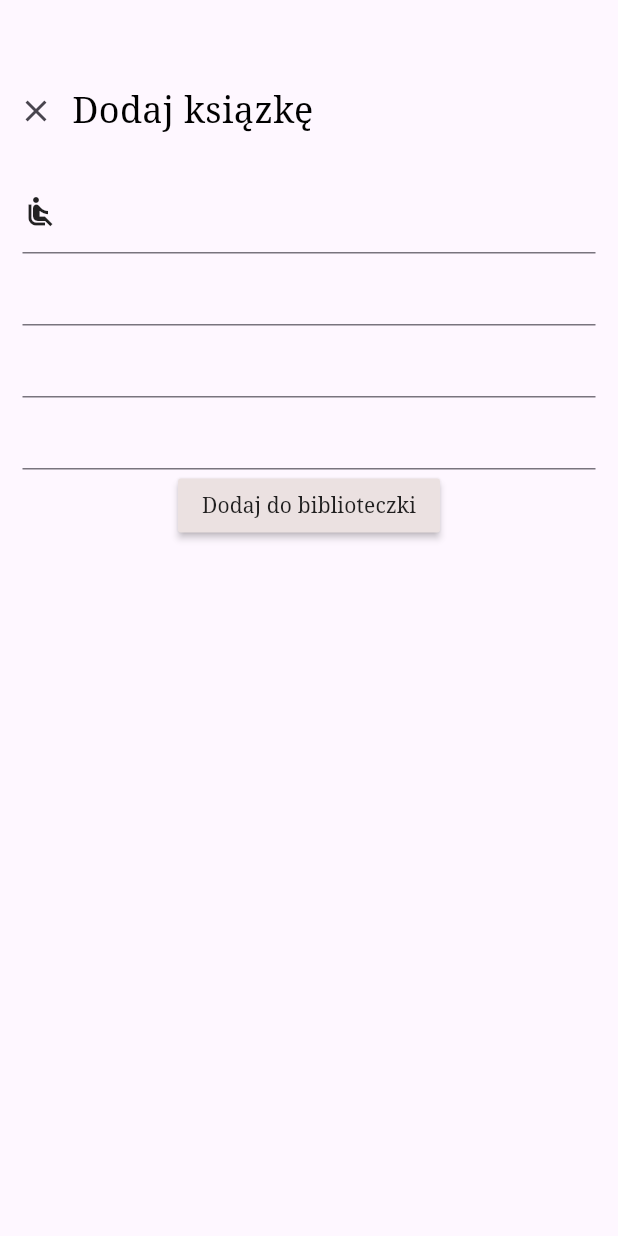
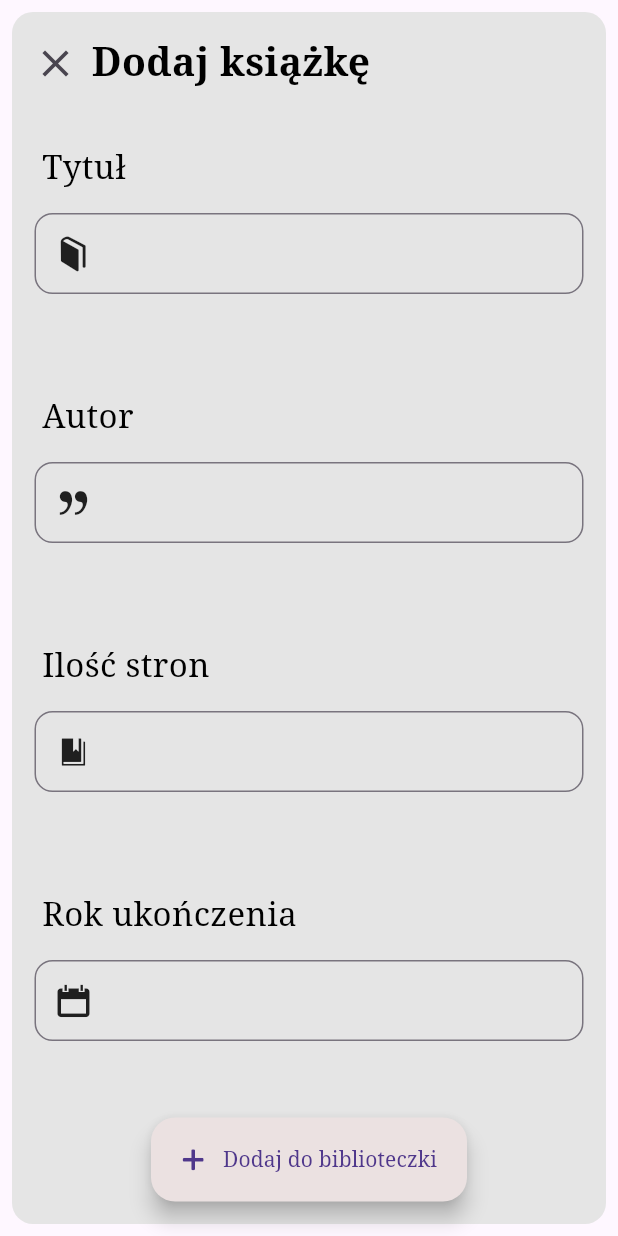
Before and after one commit to dsznycer/Biblioteczka, a Flutter app: the BookAdd widget shown alone on an empty page, opened directly, on a phone screen of 412 x 824 dp. Run offline on Flutter 3.47's test engine with Material 2 defaults, Android fonts, the phone set to English and light mode, and no system bars; our stand-ins replace bloc, cloud_firestore, firebase_auth, firebase_core, flutter_bloc, freezed_annotation and 2 more; accounts and stored records are empty; network calls fail.

```diff
--- a/lib/business_logic/cubit/book_cubit.dart
+++ b/lib/business_logic/cubit/book_cubit.dart
@@ -28,9 +28,7 @@ class BookCubit extends HydratedCubit<BookState> {
     List<BookApi> listOfBookApi = [];
 
     emit(state.copyWith(status: BookStatus.loadingData));
-
     listOfBookApi = await _bookRepository.getBestBooksYear('2022');
-
     emit(state.copyWith(
         status: BookStatus.withData, recomendedBooks: listOfBookApi));
   }
--- a/lib/data/APIs/HapiBooks_api.dart
+++ b/lib/data/APIs/hapi_books_api.dart
@@ -1,6 +1,3 @@
-import 'dart:io';
-import 'package:biblioteczka/data/models/book_model.dart';
-import 'package:cloud_firestore/cloud_firestore.dart';
 import 'package:http/http.dart' as http;
 
 class HapiBooksApi {
--- a/lib/data/Repositories/book_repository.dart
+++ b/lib/data/Repositories/book_repository.dart
@@ -1,4 +1,4 @@
-import 'package:biblioteczka/data/APIs/HapiBooks_api.dart';
+import 'package:biblioteczka/data/APIs/hapi_books_api.dart';
 import 'package:biblioteczka/data/models/book_model.dart';
 import 'dart:convert';
 
@@ -12,9 +12,13 @@ class BookRepository {
 
     final List lista = jsonDecode(rawData) as List;
 
+    print(lista);
+
     listOfBooks =
         lista.map((e) => BookApi.fromJson(e as Map<String, dynamic>)).toList();
 
     return listOfBooks;
   }
+
+  // Future<List<GoogleBook>> searchGoogleBooks(String title) async {}
 }
--- a/lib/data/models/book_model.dart
+++ b/lib/data/models/book_model.dart
@@ -20,10 +20,12 @@ class Book with _$Book {
 
 @freezed
 class BookApi with _$BookApi {
-  const factory BookApi(
-      {required String name,
-      required String category,
-      required String cover}) = _BookApi;
+  const factory BookApi({
+    required String book_Id,
+    required String name,
+    required String category,
+    required String cover,
+  }) = _BookApi;
 
   factory BookApi.fromJson(Map<String, dynamic> json) =>
       _$BookApiFromJson(json);
--- a/lib/main.dart
+++ b/lib/main.dart
@@ -1,9 +1,9 @@
 import 'package:biblioteczka/business_logic/cubit/book_cubit.dart';
 import 'package:biblioteczka/business_logic/cubit/settings_cubit.dart';
-import 'package:biblioteczka/data/APIs/HapiBooks_api.dart';
+import 'package:biblioteczka/data/APIs/google_books_api.dart';
+import 'package:biblioteczka/data/APIs/hapi_books_api.dart';
 import 'package:biblioteczka/data/Repositories/book_repository.dart';
 import 'package:biblioteczka/data/utils.dart';
-import 'package:biblioteczka/presentation/styles/app_colors.dart';
 import 'package:biblioteczka/presentation/widgets/navigation_bar.dart';
 import 'package:biblioteczka/router.dart';
 import 'package:flutter/material.dart';
@@ -25,6 +25,7 @@ void main() async {
     RepositoryProvider(create: (context) => Navig()),
     RepositoryProvider(create: (context) => AppRouter()),
     RepositoryProvider(create: (context) => BookRepository()),
+    RepositoryProvider(create: (context) => GoogleBooksApi())
   ], child: const Biblio()));
 }
 
--- a/lib/presentation/screens/bookshelf/bookshelf_addBook.dart
+++ b/lib/presentation/screens/bookshelf/bookshelf_addBook.dart
@@ -2,7 +2,9 @@ import 'package:biblioteczka/business_logic/cubit/book_cubit.dart';
 import 'package:biblioteczka/data/models/book_model.dart';
 import 'package:biblioteczka/data/utils.dart';
 import 'package:biblioteczka/presentation/styles/app_colors.dart';
+import 'package:biblioteczka/presentation/styles/app_icons.dart';
 import 'package:biblioteczka/presentation/styles/app_text_style.dart';
+import 'package:biblioteczka/presentation/widgets/textInput_library.dart';
 import 'package:flutter/material.dart';
 import 'package:flutter_bloc/flutter_bloc.dart';
 
@@ -17,50 +19,58 @@ class BookAdd extends StatelessWidget {
     String yearOfEnd = '0';
     int score = 3;
     List<String> notes = const [];
+
     return SafeArea(
+      child: Padding(
+        padding: const EdgeInsets.all(8.0),
         child: Material(
+          color: AppColors.kCol4,
+          borderRadius: BorderRadius.circular(14),
           child: Column(
             crossAxisAlignment: CrossAxisAlignment.stretch,
             children: [
-            SizedBox(
-              height: 50,
-            ),
+              const SizedBox(height: 10),
               Row(
                 children: [
+                  const SizedBox(width: 5),
                   IconButton(
                     onPressed: (() =>
                         Utils.biblioteczkaNavigator.currentState!.pop()),
-                    icon: const Icon(Icons.close)),
+                    icon: const Icon(Icons.close),
+                    iconSize: 30,
+                  ),
                   Text(
-                  'Dodaj ksiązkę',
+                    'Dodaj książkę',
                     style: AppTextStyles.H2,
                   ),
                 ],
               ),
-            Container(
+              Expanded(
+                child: Container(
                   padding: const EdgeInsets.all(15),
                   child: Column(
-                mainAxisAlignment: MainAxisAlignment.center,
+                    mainAxisAlignment: MainAxisAlignment.spaceBetween,
+                    mainAxisSize: MainAxisSize.max,
                     children: [
-                  TextField(
-                    decoration: InputDecoration(
+                      AppTextInput(
                           hintText: 'Tytuł',
-                        label:
-                            Icon(Icons.airline_seat_recline_normal_outlined)),
-                    onChanged: (value) => title = value,
-                  ),
-                  TextField(
-                    onChanged: (value) => author = value,
-                  ),
-                  TextField(
-                    keyboardType: TextInputType.number,
-                    onChanged: (value) => pages = value,
-                  ),
-                  TextField(
-                    onChanged: (value) => yearOfEnd = value,
-                  ),
-                  MaterialButton(
-                    color: AppColors.kCol3,
+                          iconData: BiblioteczkaIcons.bookIcon,
+                          labelValue: title),
+                      AppTextInput(
+                          hintText: 'Autor',
+                          iconData: BiblioteczkaIcons.quoteIcon,
+                          labelValue: author),
+                      AppTextInput(
+                          hintText: 'Ilość stron',
+                          iconData: BiblioteczkaIcons.pagesIcon,
+                          labelValue: pages),
+                      AppTextInput(
+                          hintText: 'Rok ukończenia',
+                          iconData: BiblioteczkaIcons.calendarIcon,
+                          labelValue: yearOfEnd),
+                      FloatingActionButton.extended(
+                        backgroundColor: AppColors.kCol3,
+                        focusColor: AppColors.kCol2,
                         onPressed: () {
                           context.read<BookCubit>().addNewBook(Book(
                                 author: author,
@@ -72,14 +82,17 @@ class BookAdd extends StatelessWidget {
                               ));
                           Utils.biblioteczkaNavigator.currentState!.pop();
                         },
-                    child: Text('Dodaj do biblioteczki'),
+                        label: Text('Dodaj do biblioteczki'),
+                        icon: Icon(BiblioteczkaIcons.addIcon),
                       )
                     ],
+                  ),
                 ),
               ),
             ],
           ),
         ),
+      ),
     );
   }
 }
--- a/lib/presentation/screens/bookshelf/bookshelf_viewBook.dart
+++ b/lib/presentation/screens/bookshelf/bookshelf_viewBook.dart
@@ -5,8 +5,6 @@ import 'package:biblioteczka/presentation/styles/app_colors.dart';
 import 'package:biblioteczka/presentation/styles/app_icons.dart';
 import 'package:biblioteczka/presentation/styles/app_text_style.dart';
 import 'package:flutter/material.dart';
-import 'package:flutter/src/widgets/framework.dart';
-import 'package:flutter/src/widgets/placeholder.dart';
 import 'package:flutter_bloc/flutter_bloc.dart';
 
 import '../../../data/models/book_model.dart';
--- a/lib/presentation/screens/home_screen.dart
+++ b/lib/presentation/screens/home_screen.dart
@@ -70,7 +70,7 @@ class HomeScreen extends StatelessWidget {
                               : Center(
                                   child: Container(
                                     width: 300,
-                                    height: 100,
+                                    height: 80,
                                     child: Text(
                                       'Tutaj pojawią się aktualnie czytana książka!',
                                       textAlign: TextAlign.center,
--- a/lib/presentation/styles/app_colors.dart
+++ b/lib/presentation/styles/app_colors.dart
@@ -4,5 +4,5 @@ class AppColors {
   static const Color kCol1 = Color(0xFF181313);
   static const Color kCol2 = Color(0xFFD45555);
   static const Color kCol3 = Color(0xFFEBE1E1);
-  static const Color kCol4 = Color(0xFFEBE1E1);
+  static const Color kCol4 = Color(0xFFE5E5E5);
 }
--- a/lib/presentation/styles/app_icons.dart
+++ b/lib/presentation/styles/app_icons.dart
@@ -46,4 +46,6 @@ class BiblioteczkaIcons {
 
   static const IconData bookIcon =
       IconData(0xe001, fontFamily: _biblioteczkafont);
+  static const IconData pagesIcon =
+      IconData(0xe002, fontFamily: _biblioteczkafont);
 }
--- a/lib/presentation/styles/app_text_style.dart
+++ b/lib/presentation/styles/app_text_style.dart
@@ -4,17 +4,18 @@ class AppTextStyles {
   static const TextStyle H1 = TextStyle(
     fontSize: 28,
     color: Colors.black,
-    fontWeight: FontWeight.w500,
+    fontWeight: FontWeight.w700,
   );
 
   static const TextStyle H2 = TextStyle(
-    fontSize: 24,
+    fontSize: 26,
     color: Colors.black,
+    fontWeight: FontWeight.w700,
   );
 
   static const TextStyle H3 = TextStyle(
     fontSize: 22,
-    fontWeight: FontWeight.w800,
+    fontWeight: FontWeight.w500,
     color: Colors.black,
   );
 
--- a/lib/presentation/widgets/book_widget.dart
+++ b/lib/presentation/widgets/book_widget.dart
@@ -1,6 +1,7 @@
 import 'package:biblioteczka/data/models/book_model.dart';
 import 'package:biblioteczka/presentation/styles/app_colors.dart';
 import 'package:biblioteczka/presentation/styles/app_shadows.dart';
+import 'package:biblioteczka/presentation/styles/app_text_style.dart';
 import 'package:flutter/material.dart';
 
 class BookWidget extends StatelessWidget {
@@ -39,7 +40,7 @@ class BookWidget extends StatelessWidget {
                   child: Column(
                     mainAxisAlignment: MainAxisAlignment.spaceAround,
                     children: [
-                      Text(book.title),
+                      Text(book.title, style: AppTextStyles.H2),
                       Row(
                         children: [
                           Text('Autor:'),
--- a/lib/presentation/widgets/small_book_widget.dart
+++ b/lib/presentation/widgets/small_book_widget.dart
@@ -11,7 +11,8 @@ class SmallBookWidget extends StatelessWidget {
       {this.bookAPi = const BookApi(
           name: 'title',
           category: 'author',
-          cover: 'https://ecsmedia.pl/c/bracia-karamazow-w-iext121646629.jpg'),
+          cover: 'https://ecsmedia.pl/c/bracia-karamazow-w-iext121646629.jpg',
+          bookId: '999'),
       super.key});
 
   final BookApi bookAPi;
--- /dev/null
+++ b/lib/presentation/widgets/textInput_library.dart
@@ -0,0 +1,47 @@
+import 'package:biblioteczka/presentation/styles/app_colors.dart';
+import 'package:biblioteczka/presentation/styles/app_text_style.dart';
+import 'package:flutter/material.dart';
+
+class AppTextInput extends StatelessWidget {
+  AppTextInput(
+      {required this.hintText,
+      required this.iconData,
+      required this.labelValue,
+      super.key});
+
+  final String hintText;
+  final IconData iconData;
+  String labelValue;
+
+  @override
+  Widget build(BuildContext context) {
+    return SizedBox(
+      height: 125,
+      child: Column(
+        crossAxisAlignment: CrossAxisAlignment.start,
+        children: [
+          Padding(
+            padding: const EdgeInsets.symmetric(vertical: 15, horizontal: 5),
+            child: Text(hintText, style: AppTextStyles.H3),
+          ),
+          TextField(
+            onChanged: (value) => labelValue = value,
+            decoration: InputDecoration(
+              hintText: hintText,
+              label: Icon(iconData),
+              contentPadding:
+                  EdgeInsets.symmetric(vertical: 15, horizontal: 10),
+              border: OutlineInputBorder(
+                  borderRadius: BorderRadius.all(Radius.circular(12)),
+                  borderSide: BorderSide(color: Colors.tealAccent)),
+              focusedBorder: OutlineInputBorder(
+                borderSide: const BorderSide(color: AppColors.kCol2, width: 2),
+                borderRadius: BorderRadius.all(Radius.circular(12)),
+              ),
+            ),
+          ),
+        ],
+      ),
+    );
+  }
+}
```
Also changed, not shown: lib/data/APIs/google_books_api.dart (added, +50 -0 lines), lib/presentation/screens/bookshelf/bookshelf_screen.dart (+32 -8 lines), lib/presentation/screens/statistic_screen.dart (+12 -3 lines), lib/business_logic/cubit/book_cubit.g.dart, lib/data/models/book_model.freezed.dart, lib/data/models/book_model.g.dart. Lines whose indentation alone changed are shown as unchanged.
